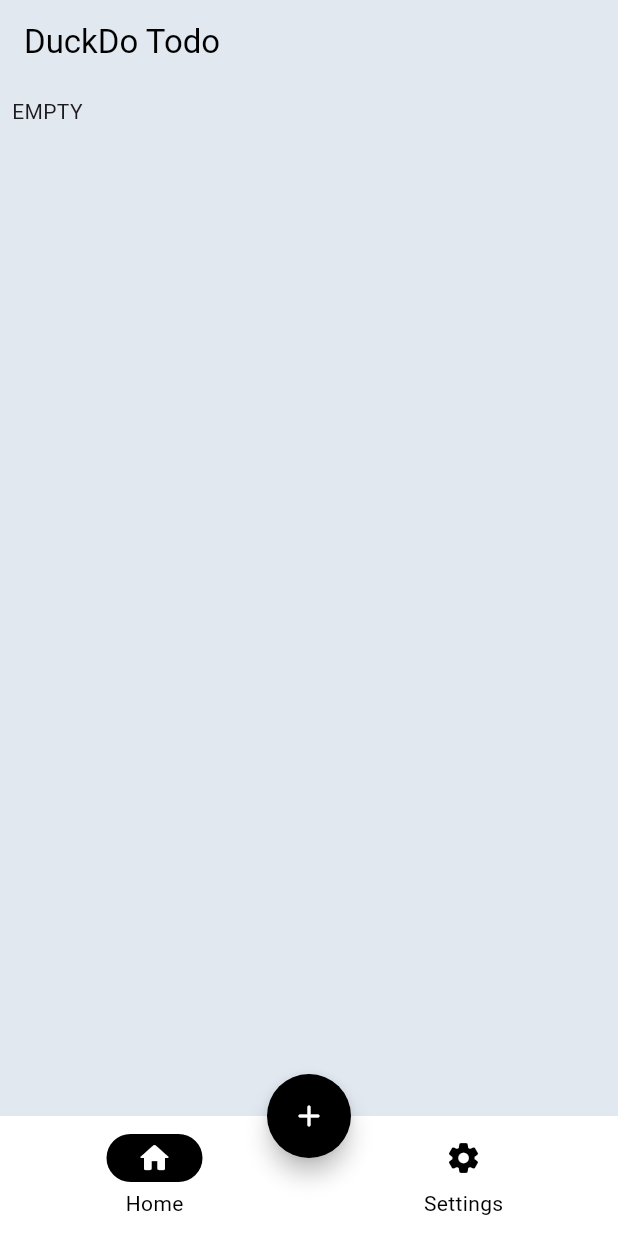
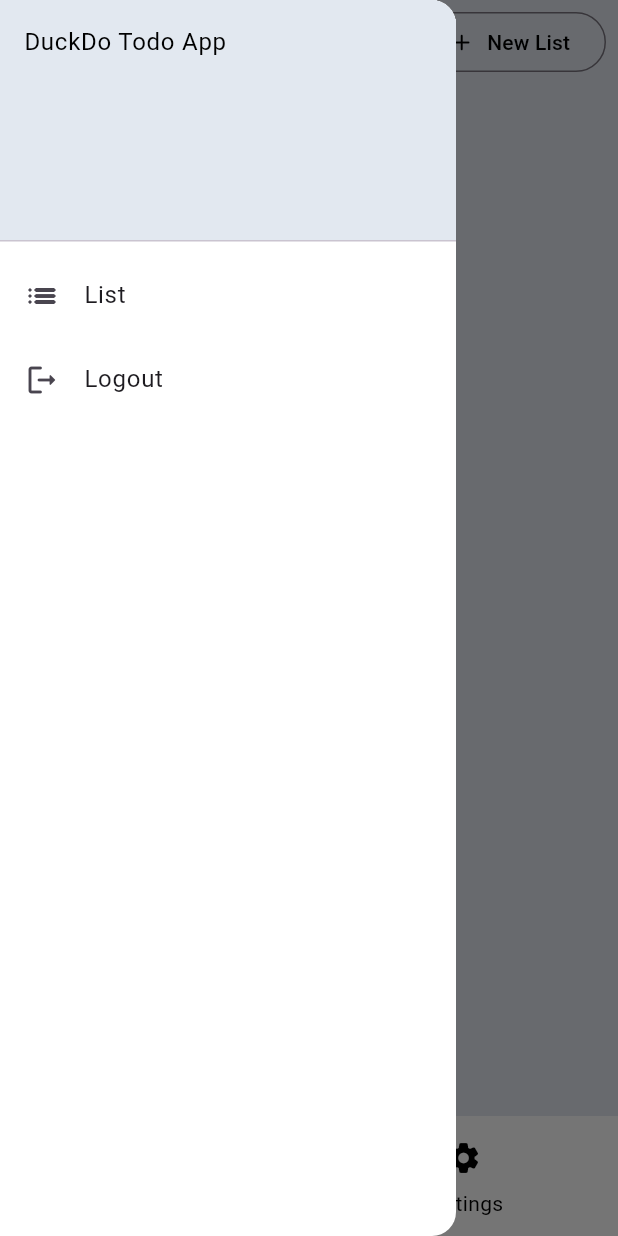
Before and after one commit to Caresle/duckdo_todo_app, a Flutter app: the screen it shows after launch, with the side drawer open (before the commit the screen has no drawer), on a phone screen of 412 x 824 dp. Run offline on Flutter 3.47's test engine with Material 3 defaults, Android fonts, the phone set to English and light mode, and no system bars; our stand-ins replace flutter_dotenv, go_router, supabase_flutter; accounts and stored records are empty.

Commit message:
feat(home): add drawer

```diff
--- a/lib/screens/home_screen.dart
+++ b/lib/screens/home_screen.dart
@@ -12,12 +12,62 @@ class HomeScreen extends StatelessWidget {
     final isDark = context.read<ThemeProvider>().isDark;
 
     return Scaffold(
+      drawer: Drawer(
+        backgroundColor: AppTheme.secondary(isDark),
+        child: ListView(
+          children: [
+            DrawerHeader(
+              decoration: BoxDecoration(color: AppTheme.complement(isDark)),
+              child: Text(
+                'DuckDo Todo App',
+                style: TextStyle(
+                  color: AppTheme.primary(isDark),
+                ),
+              ),
+            ),
+            ListTile(
+              leading: Icon(Icons.list_rounded),
+              onTap: () {},
+              title: Text('List'),
+            ),
+            ListTile(
+              leading: Icon(Icons.logout_rounded),
+              onTap: () {},
+              title: Text('Logout'),
+            )
+          ],
+        ),
+      ),
       appBar: AppBar(
         title: Text(
           'DuckDo Todo',
           style: TextStyle(color: AppTheme.primary(isDark)),
         ),
         backgroundColor: AppTheme.complement(isDark),
+        leading: Builder(
+          builder: (context) {
+            return IconButton(
+                onPressed: () {
+                  Scaffold.of(context).openDrawer();
+                },
+                icon: Icon(
+                  Icons.menu_rounded,
+                  color: AppTheme.primary(isDark),
+                ));
+          },
+        ),
+        actions: [
+          Padding(
+            padding: const EdgeInsets.all(8.0),
+            child: OutlinedButton.icon(
+              style: ButtonStyle(
+                  foregroundColor: WidgetStatePropertyAll(Colors.black)),
+              onPressed: () {},
+              icon: Icon(Icons.add_rounded),
+              label: Text('New List'),
+            ),
+          )
+        ],
       ),
       backgroundColor: AppTheme.complement(isDark),
       body: SafeArea(
```
Also changed, not shown: lib/widgets/bottom_sheet_todo.dart (+41 -9 lines).
